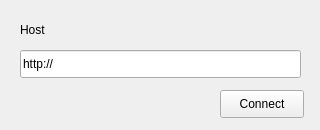
SongmiLim/nuki_project, file jiwoon/gazu_api/view/UI/nuki_host_widget.ui: the form before one commit.
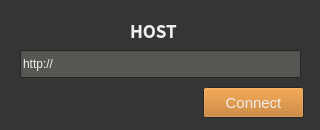
The form after the commit.

Commit message: host UI 수정

The edit to the form file:
```diff
--- a/jiwoon/gazu_api/view/UI/nuki_host_widget.ui
+++ b/jiwoon/gazu_api/view/UI/nuki_host_widget.ui
@@ -28,6 +28,70 @@
     <height>130</height>
    </size>
   </property>
+  <property name="palette">
+   <palette>
+    <active>
+     <colorrole role="Base">
+      <brush brushstyle="SolidPattern">
+       <color alpha="255">
+        <red>255</red>
+        <green>255</green>
+        <blue>255</blue>
+       </color>
+      </brush>
+     </colorrole>
+     <colorrole role="Window">
+      <brush brushstyle="SolidPattern">
+       <color alpha="255">
+        <red>53</red>
+        <green>53</green>
+        <blue>53</blue>
+       </color>
+      </brush>
+     </colorrole>
+    </active>
+    <inactive>
+     <colorrole role="Base">
+      <brush brushstyle="SolidPattern">
+       <color alpha="255">
+        <red>252</red>
+        <green>252</green>
+        <blue>252</blue>
+       </color>
+      </brush>
+     </colorrole>
+     <colorrole role="Window">
+      <brush brushstyle="SolidPattern">
+       <color alpha="255">
+        <red>53</red>
+        <green>53</green>
+        <blue>53</blue>
+       </color>
+      </brush>
+     </colorrole>
+    </inactive>
+    <disabled>
+     <colorrole role="Base">
+      <brush brushstyle="SolidPattern">
+       <color alpha="255">
+        <red>53</red>
+        <green>53</green>
+        <blue>53</blue>
+       </color>
+      </brush>
+     </colorrole>
+     <colorrole role="Window">
+      <brush brushstyle="SolidPattern">
+       <color alpha="255">
+        <red>53</red>
+        <green>53</green>
+        <blue>53</blue>
+       </color>
+      </brush>
+     </colorrole>
+    </disabled>
+   </palette>
+  </property>
   <property name="windowTitle">
    <string>Nuki</string>
   </property>
@@ -40,6 +104,124 @@
      <height>28</height>
     </rect>
    </property>
+   <property name="palette">
+    <palette>
+     <active>
+      <colorrole role="Text">
+       <brush brushstyle="SolidPattern">
+        <color alpha="255">
+         <red>238</red>
+         <green>238</green>
+         <blue>236</blue>
+        </color>
+       </brush>
+      </colorrole>
+      <colorrole role="Base">
+       <brush brushstyle="SolidPattern">
+        <color alpha="255">
+         <red>85</red>
+         <green>87</green>
+         <blue>83</blue>
+        </color>
+       </brush>
+      </colorrole>
+      <colorrole role="Highlight">
+       <brush brushstyle="SolidPattern">
+        <color alpha="255">
+         <red>245</red>
+         <green>121</green>
+         <blue>0</blue>
+        </color>
+       </brush>
+      </colorrole>
+      <colorrole role="PlaceholderText">
+       <brush brushstyle="SolidPattern">
+        <color alpha="128">
+         <red>238</red>
+         <green>238</green>
+         <blue>236</blue>
+        </color>
+       </brush>
+      </colorrole>
+     </active>
+     <inactive>
+      <colorrole role="Text">
+       <brush brushstyle="SolidPattern">
+        <color alpha="255">
+         <red>238</red>
+         <green>238</green>
+         <blue>236</blue>
+        </color>
+       </brush>
+      </colorrole>
+      <colorrole role="Base">
+       <brush brushstyle="SolidPattern">
+        <color alpha="255">
+         <red>85</red>
+         <green>87</green>
+         <blue>83</blue>
+        </color>
+       </brush>
+      </colorrole>
+      <colorrole role="Highlight">
+       <brush brushstyle="SolidPattern">
+        <color alpha="255">
+         <red>245</red>
+         <green>121</green>
+         <blue>0</blue>
+        </color>
+       </brush>
+      </colorrole>
+      <colorrole role="PlaceholderText">
+       <brush brushstyle="SolidPattern">
+        <color alpha="128">
+         <red>238</red>
+         <green>238</green>
+         <blue>236</blue>
+        </color>
+       </brush>
+      </colorrole>
+     </inactive>
+     <disabled>
+      <colorrole role="Text">
+       <brush brushstyle="SolidPattern">
+        <color alpha="255">
+         <red>146</red>
+         <green>148</green>
+         <blue>149</blue>
+        </color>
+       </brush>
+      </colorrole>
+      <colorrole role="Base">
+       <brush brushstyle="SolidPattern">
+        <color alpha="255">
+         <red>53</red>
+         <green>53</green>
+         <blue>53</blue>
+        </color>
+       </brush>
+      </colorrole>
+      <colorrole role="Highlight">
+       <brush brushstyle="SolidPattern">
+        <color alpha="255">
+         <red>53</red>
+         <green>132</green>
+         <blue>228</blue>
+        </color>
+       </brush>
+      </colorrole>
+      <colorrole role="PlaceholderText">
+       <brush brushstyle="SolidPattern">
+        <color alpha="128">
+         <red>46</red>
+         <green>52</green>
+         <blue>54</blue>
+        </color>
+       </brush>
+      </colorrole>
+     </disabled>
+    </palette>
+   </property>
    <property name="text">
     <string>http://</string>
    </property>
@@ -50,14 +232,113 @@
   <widget class="QLabel" name="host_label">
    <property name="geometry">
     <rect>
-     <x>20</x>
+     <x>130</x>
      <y>20</y>
      <width>63</width>
      <height>20</height>
     </rect>
    </property>
+   <property name="palette">
+    <palette>
+     <active>
+      <colorrole role="WindowText">
+       <brush brushstyle="SolidPattern">
+        <color alpha="255">
+         <red>238</red>
+         <green>238</green>
+         <blue>236</blue>
+        </color>
+       </brush>
+      </colorrole>
+      <colorrole role="Text">
+       <brush brushstyle="SolidPattern">
+        <color alpha="255">
+         <red>238</red>
+         <green>238</green>
+         <blue>236</blue>
+        </color>
+       </brush>
+      </colorrole>
+      <colorrole role="PlaceholderText">
+       <brush brushstyle="SolidPattern">
+        <color alpha="128">
+         <red>238</red>
+         <green>238</green>
+         <blue>236</blue>
+        </color>
+       </brush>
+      </colorrole>
+     </active>
+     <inactive>
+      <colorrole role="WindowText">
+       <brush brushstyle="SolidPattern">
+        <color alpha="255">
+         <red>238</red>
+         <green>238</green>
+         <blue>236</blue>
+        </color>
+       </brush>
+      </colorrole>
+      <colorrole role="Text">
+       <brush brushstyle="SolidPattern">
+        <color alpha="255">
+         <red>238</red>
+         <green>238</green>
+         <blue>236</blue>
+        </color>
+       </brush>
+      </colorrole>
+      <colorrole role="PlaceholderText">
+       <brush brushstyle="SolidPattern">
+        <color alpha="128">
+         <red>238</red>
+         <green>238</green>
+         <blue>236</blue>
+        </color>
+       </brush>
+      </colorrole>
+     </inactive>
+     <disabled>
+      <colorrole role="WindowText">
+       <brush brushstyle="SolidPattern">
+        <color alpha="255">
+         <red>146</red>
+         <green>148</green>
+         <blue>149</blue>
+        </color>
+       </brush>
+      </colorrole>
+      <colorrole role="Text">
+       <brush brushstyle="SolidPattern">
+        <color alpha="255">
+         <red>146</red>
+         <green>148</green>
+         <blue>149</blue>
+        </color>
+       </brush>
+      </colorrole>
+      <colorrole role="PlaceholderText">
+       <brush brushstyle="SolidPattern">
+        <color alpha="128">
+         <red>46</red>
+         <green>52</green>
+         <blue>54</blue>
+        </color>
+       </brush>
+      </colorrole>
+     </disabled>
+    </palette>
+   </property>
+   <property name="font">
+    <font>
+     <family>Noto Sans CJK JP</family>
+     <pointsize>13</pointsize>
+     <weight>75</weight>
+     <bold>true</bold>
+    </font>
+   </property>
    <property name="text">
-    <string>Host</string>
+    <string>HOST</string>
    </property>
    <property name="alignment">
     <set>Qt::AlignLeading|Qt::AlignLeft|Qt::AlignVCenter</set>
@@ -66,12 +347,135 @@
   <widget class="QPushButton" name="connect_btn">
    <property name="geometry">
     <rect>
-     <x>220</x>
-     <y>90</y>
-     <width>84</width>
-     <height>28</height>
+     <x>203</x>
+     <y>87</y>
+     <width>101</width>
+     <height>31</height>
     </rect>
    </property>
+   <property name="palette">
+    <palette>
+     <active>
+      <colorrole role="Button">
+       <brush brushstyle="SolidPattern">
+        <color alpha="255">
+         <red>191</red>
+         <green>114</green>
+         <blue>27</blue>
+        </color>
+       </brush>
+      </colorrole>
+      <colorrole role="Light">
+       <brush brushstyle="SolidPattern">
+        <color alpha="25">
+         <red>0</red>
+         <green>0</green>
+         <blue>0</blue>
+        </color>
+       </brush>
+      </colorrole>
+      <colorrole role="ButtonText">
+       <brush brushstyle="SolidPattern">
+        <color alpha="255">
+         <red>238</red>
+         <green>238</green>
+         <blue>236</blue>
+        </color>
+       </brush>
+      </colorrole>
+      <colorrole role="Shadow">
+       <brush brushstyle="SolidPattern">
+        <color alpha="25">
+         <red>0</red>
+         <green>0</green>
+         <blue>0</blue>
+        </color>
+       </brush>
+      </colorrole>
+     </active>
+     <inactive>
+      <colorrole role="Button">
+       <brush brushstyle="SolidPattern">
+        <color alpha="255">
+         <red>191</red>
+         <green>114</green>
+         <blue>27</blue>
+        </color>
+       </brush>
+      </colorrole>
+      <colorrole role="Light">
+       <brush brushstyle="SolidPattern">
+        <color alpha="25">
+         <red>0</red>
+         <green>0</green>
+         <blue>0</blue>
+        </color>
+       </brush>
+      </colorrole>
+      <colorrole role="ButtonText">
+       <brush brushstyle="SolidPattern">
+        <color alpha="255">
+         <red>238</red>
+         <green>238</green>
+         <blue>236</blue>
+        </color>
+       </brush>
+      </colorrole>
+      <colorrole role="Shadow">
+       <brush brushstyle="SolidPattern">
+        <color alpha="25">
+         <red>0</red>
+         <green>0</green>
+         <blue>0</blue>
+        </color>
+       </brush>
+      </colorrole>
+     </inactive>
+     <disabled>
+      <colorrole role="Button">
+       <brush brushstyle="SolidPattern">
+        <color alpha="255">
+         <red>191</red>
+         <green>114</green>
+         <blue>27</blue>
+        </color>
+       </brush>
+      </colorrole>
+      <colorrole role="Light">
+       <brush brushstyle="SolidPattern">
+        <color alpha="25">
+         <red>0</red>
+         <green>0</green>
+         <blue>0</blue>
+        </color>
+       </brush>
+      </colorrole>
+      <colorrole role="ButtonText">
+       <brush brushstyle="SolidPattern">
+        <color alpha="255">
+         <red>238</red>
+         <green>238</green>
+         <blue>236</blue>
+        </color>
+       </brush>
+      </colorrole>
+      <colorrole role="Shadow">
+       <brush brushstyle="SolidPattern">
+        <color alpha="25">
+         <red>0</red>
+         <green>0</green>
+         <blue>0</blue>
+        </color>
+       </brush>
+      </colorrole>
+     </disabled>
+    </palette>
+   </property>
+   <property name="font">
+    <font>
+     <pointsize>11</pointsize>
+    </font>
+   </property>
    <property name="text">
     <string>Connect</string>
    </property>
@@ -82,8 +486,8 @@
    </property>
    <property name="geometry">
     <rect>
-     <x>130</x>
-     <y>30</y>
+     <x>80</x>
+     <y>40</y>
      <width>171</width>
      <height>20</height>
     </rect>
```
The commit also changes 2 other files.
